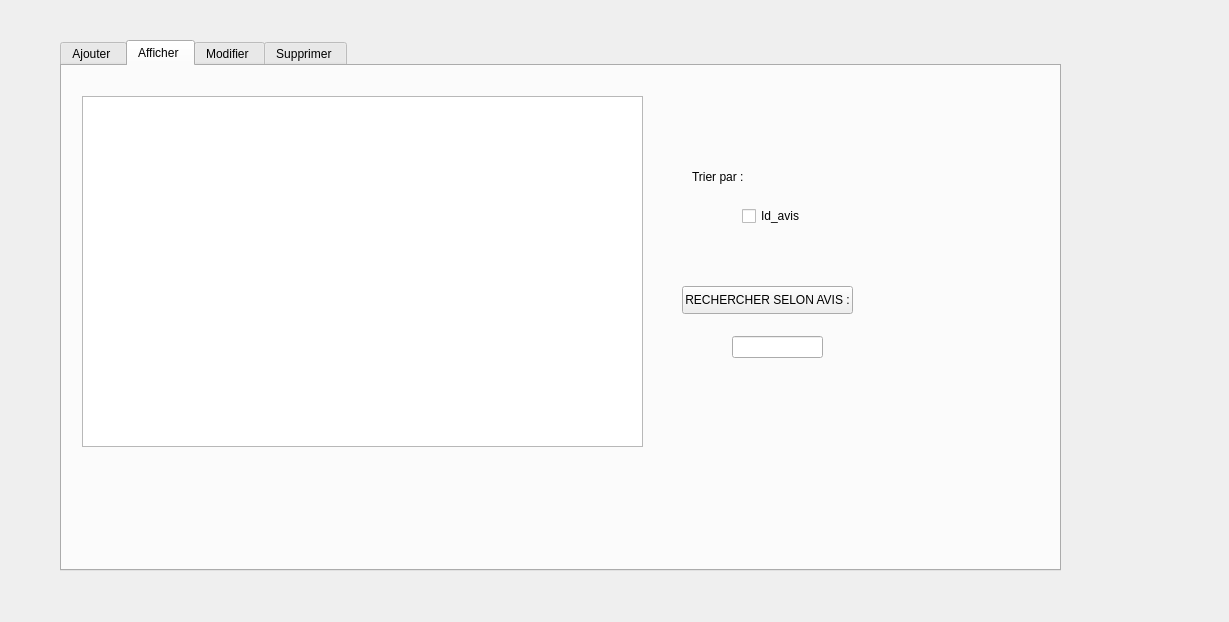
Qt form gestion_avis.ui (NourBCL/Smart-Parental-Monitoring-system-2A19) before a commit.
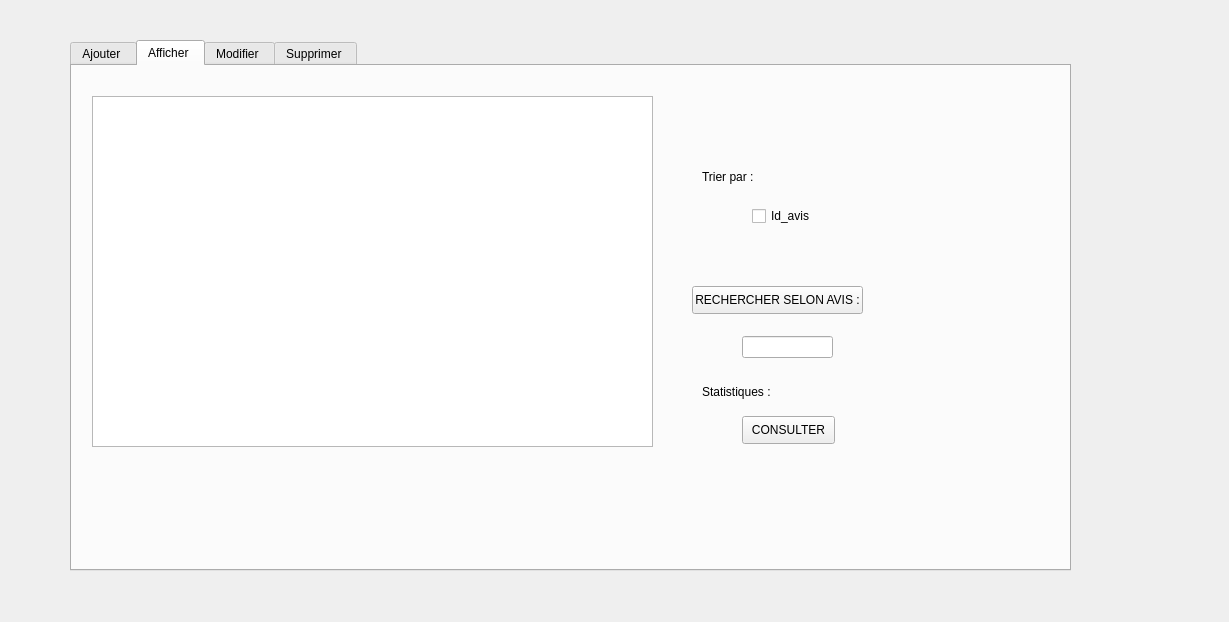
The same form after that commit. The open tabs and pages were chosen to show the change.

Patch:
```diff
--- a/gestion_avis.ui
+++ b/gestion_avis.ui
@@ -16,7 +16,7 @@
   <widget class="QTabWidget" name="tabWidget">
    <property name="geometry">
     <rect>
-     <x>60</x>
+     <x>70</x>
      <y>40</y>
      <width>1001</width>
      <height>531</height>
@@ -211,6 +211,32 @@
       <string>RECHERCHER SELON AVIS :</string>
      </property>
     </widget>
+    <widget class="QPushButton" name="pushButton_3">
+     <property name="geometry">
+      <rect>
+       <x>670</x>
+       <y>350</y>
+       <width>93</width>
+       <height>28</height>
+      </rect>
+     </property>
+     <property name="text">
+      <string>CONSULTER</string>
+     </property>
+    </widget>
+    <widget class="QLabel" name="label_11">
+     <property name="geometry">
+      <rect>
+       <x>630</x>
+       <y>310</y>
+       <width>171</width>
+       <height>31</height>
+      </rect>
+     </property>
+     <property name="text">
+      <string>Statistiques :</string>
+     </property>
+    </widget>
    </widget>
    <widget class="QWidget" name="tab_4">
     <attribute name="title">
```
Left out of the diff: 8 changed lines with no effect on the pictures.
